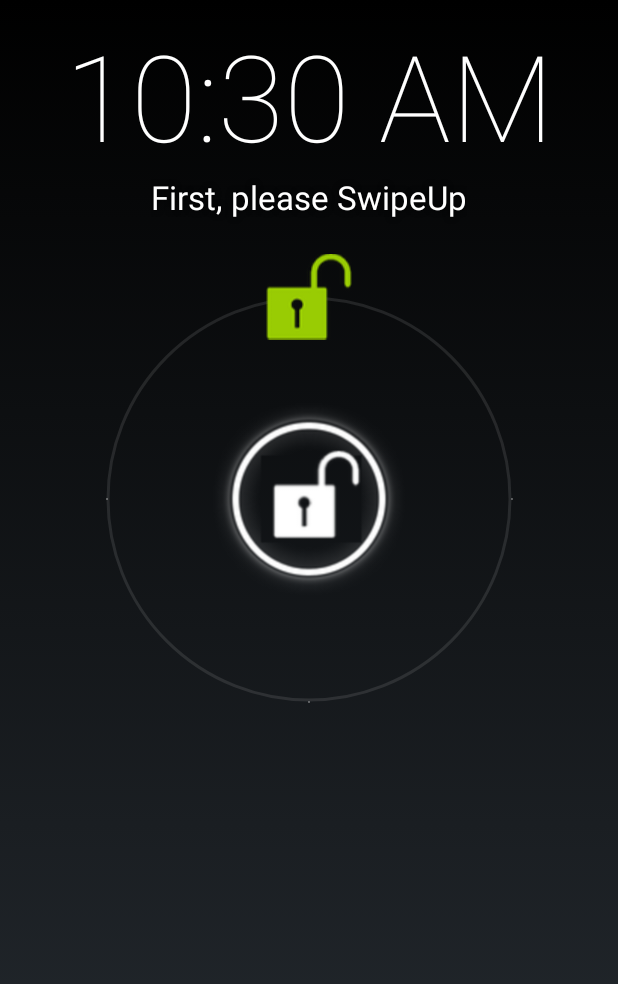
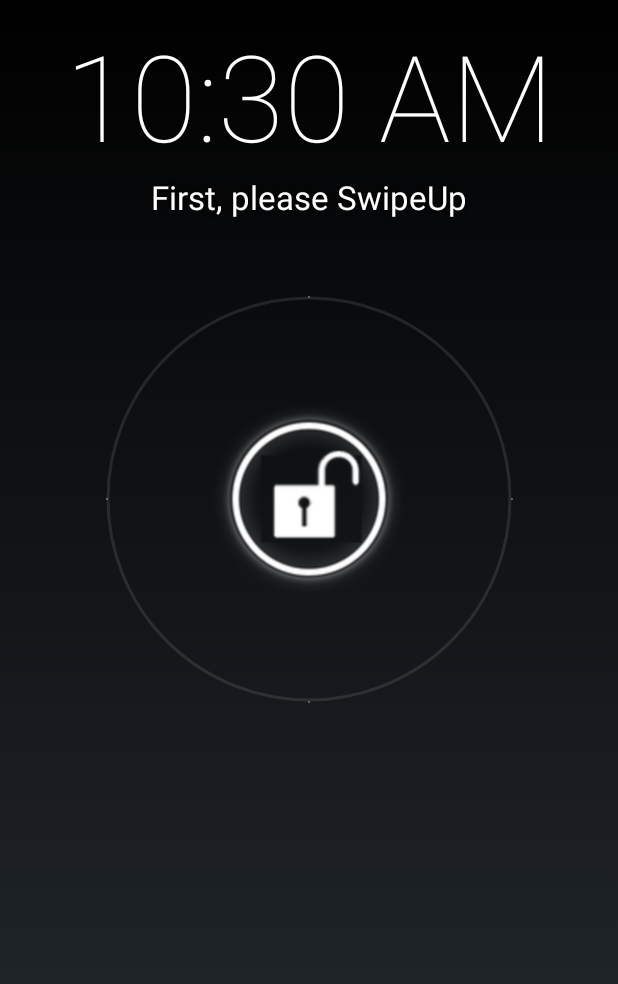
Before and after one commit to stevezhanggeek/InfiniteLabel-SimpleLockscreen, an Android app: the screen it shows after launch (LockscreenActivity), on a phone screen of 412 x 824 dp. Shown: the top 984 px of the screen. Run offline under Robolectric (Android 15) with nearby library versions, the phone set to English and light mode, and no system bars; libraries missing offline, so code that uses them is left out: com.nineoldandroids.animation; 6 statements that could not run were skipped.

```diff
--- a/app/src/main/java/com/infiniteLabelSimpleLockscreen/Utility.java
+++ b/app/src/main/java/com/infiniteLabelSimpleLockscreen/Utility.java
@@ -77,6 +77,7 @@ public class Utility extends Activity {
                     socket = new Socket(HOST, PORT);
                     out = new PrintWriter(socket.getOutputStream(), true);
                     out.write(action + ", ");
+                    out.write(deviceID + ", ");
                     SimpleDateFormat dateFormat = new SimpleDateFormat("yyyy-MM-dd HH:mm:ss.SSS");
                     out.write(dateFormat.format(new Date()) + ", ");
                     out.write(Float.toString(accEvent.values[0]) + ", " + Float.toString(accEvent.values[1]) + ", " + Float.toString(accEvent.values[2]) + ", ");
--- a/app/src/main/res/layout/main.xml
+++ b/app/src/main/res/layout/main.xml
@@ -42,7 +42,7 @@
 
     <net.frakbot.glowpadbackport.GlowPadView
         android:id="@+id/incomingCallWidget"
-        android:layout_width="fill_parent"
+        android:layout_width="wrap_content"
         android:layout_height="wrap_content"
         android:visibility="visible"
         android:layout_below="@+id/textClock"
--- a/app/src/main/res/values/arrays.xml
+++ b/app/src/main/res/values/arrays.xml
@@ -2,7 +2,7 @@
 <resources>
     <array name="incoming_call_widget_2way_targets">
         <item>@drawable/ic_lockscreen_ignoredot</item>
-        <item>@drawable/ic_lockscreen_answer</item>
+        <item>@drawable/ic_lockscreen_ignoredot</item>
         <item>@drawable/ic_lockscreen_ignoredot</item>
         <item>@drawable/ic_lockscreen_ignoredot</item>
     </array>
```
Also changed, not shown: app/src/main/java/com/infiniteLabelSimpleLockscreen/LockscreenActivity.java (+23 -2 lines).
